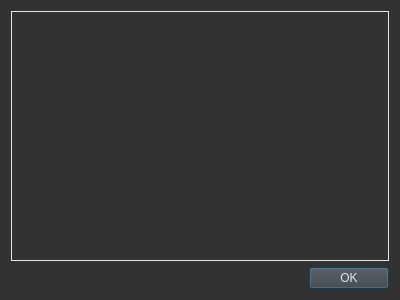
First picture: the form in src/ui/LayersManager.ui, repository chen6556/DSV, before the edit.
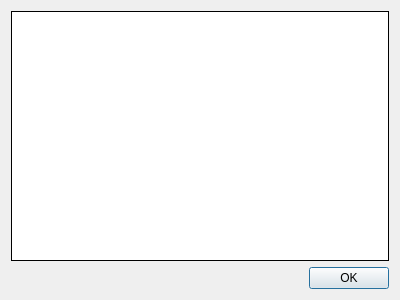
Second picture: the form after the edit.

```diff
--- a/src/ui/LayersManager.ui
+++ b/src/ui/LayersManager.ui
@@ -19,12 +19,6 @@
   <property name="windowTitle">
    <string>Layers</string>
   </property>
-  <property name="styleSheet">
-   <string notr="true">background-color: rgb(50, 50, 51);
-selection-color: rgb(230, 230, 230);
-selection-background-color: rgb(0, 85, 127);
-color: rgb(230, 230, 230);</string>
-  </property>
   <property name="locale">
    <locale language="English" country="UnitedStates"/>
   </property>
@@ -68,21 +62,6 @@
      </item>
      <item>
       <widget class="QPushButton" name="pushButton">
-       <property name="styleSheet">
-        <string notr="true">QPushButton
-{
-	color:rgb(230, 230, 230);
-	background-color:rgb(70, 70, 71);
-}
-QPushButton:hover
-{
-	background-color:rgb(0, 85, 127);
-}
-QPushButton:pressed
-{
-	background-color:rgb(0, 85, 127);
-}</string>
-       </property>
        <property name="text">
         <string>OK</string>
        </property>
```
